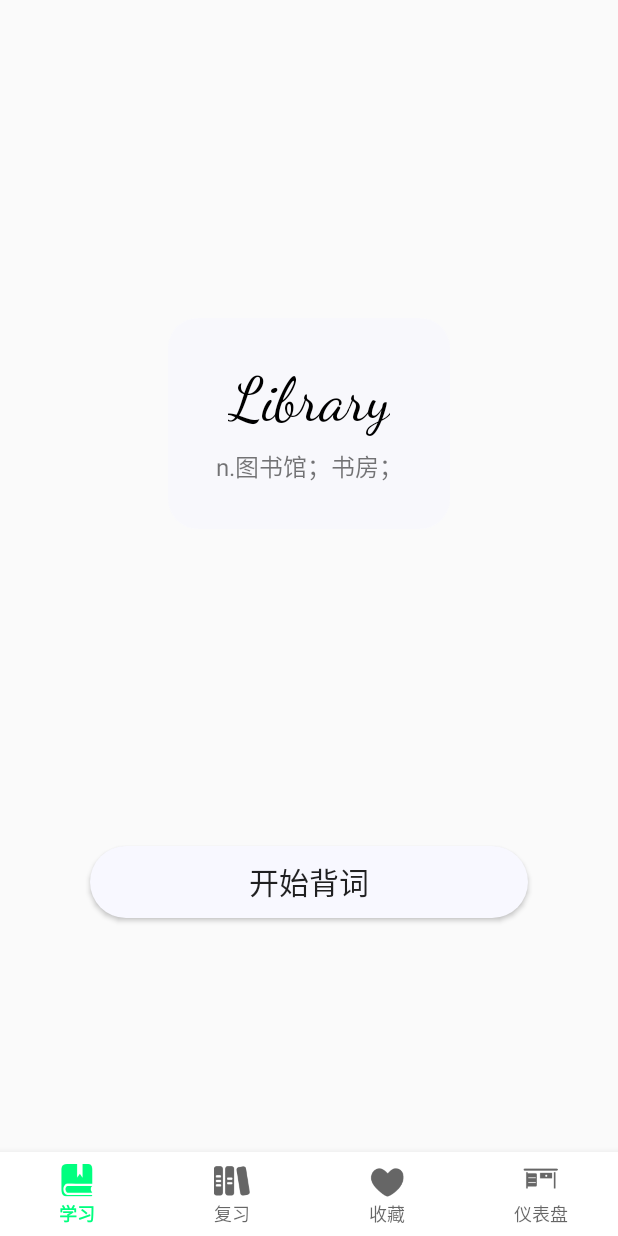
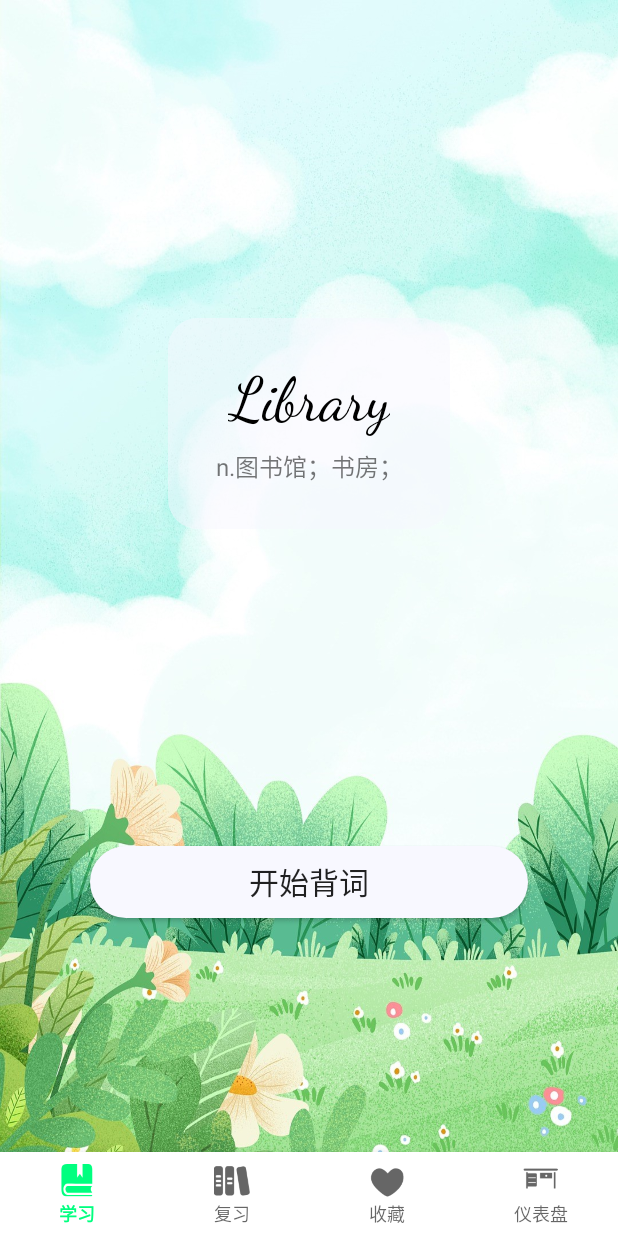
Before and after one commit to chenzan01/WordsDiary, an Android app: the screen it shows after launch (BottomNavActivity), on a phone screen of 412 x 824 dp. Run offline under Robolectric (Android 15) with nearby library versions, the phone set to English and light mode, and no system bars; our stand-ins replace navigation-ui.

Commit message:
【修改代码】主页背景图替换

```diff
--- a/app/src/main/res/layout/fragment_study.xml
+++ b/app/src/main/res/layout/fragment_study.xml
@@ -4,7 +4,7 @@
     xmlns:tools="http://schemas.android.com/tools"
     android:layout_width="match_parent"
     android:layout_height="match_parent"
-    android:background="@color/transparent"
+    android:background="@drawable/ic_wordinfo_morning"
     tools:context=".fragment.study.StudyFragment">
 
     <LinearLayout
--- a/app/src/main/res/layout/fragment_study_info.xml
+++ b/app/src/main/res/layout/fragment_study_info.xml
@@ -4,7 +4,7 @@
     xmlns:tools="http://schemas.android.com/tools"
     android:layout_width="match_parent"
     android:layout_height="match_parent"
-    android:background="@color/transparent"
+    android:background="@drawable/ic_wordinfo_morning"
     tools:context=".fragment.study.studyInfo.StudyInfoFragment">
 
     <!--词书卡片-->
```
